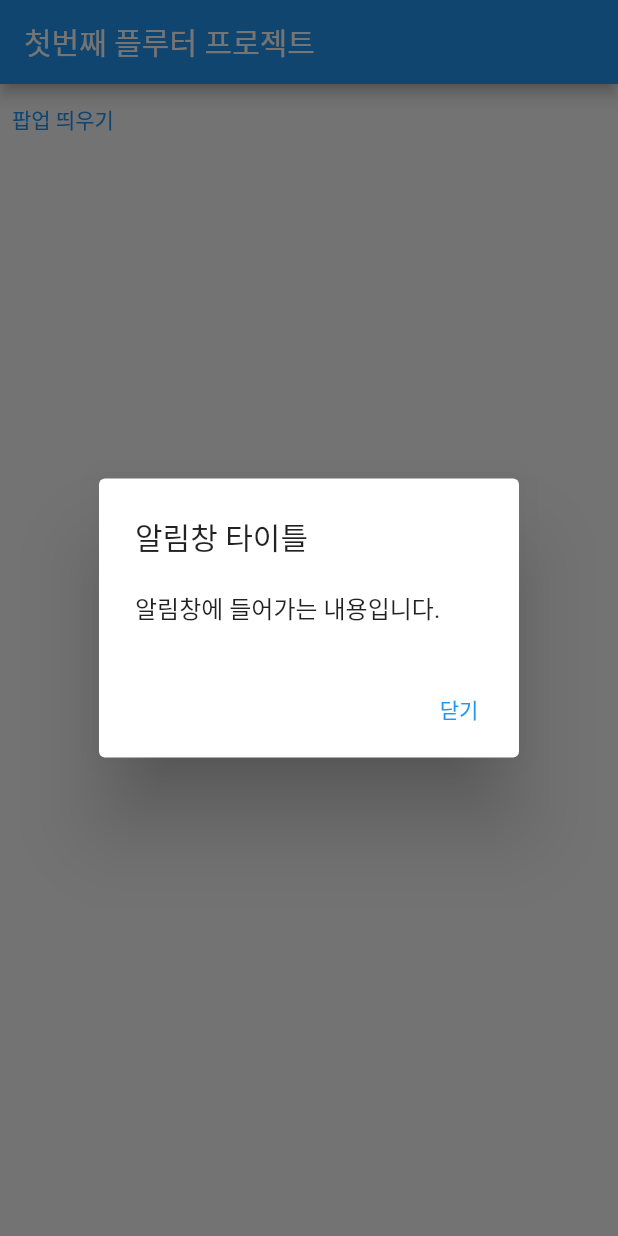
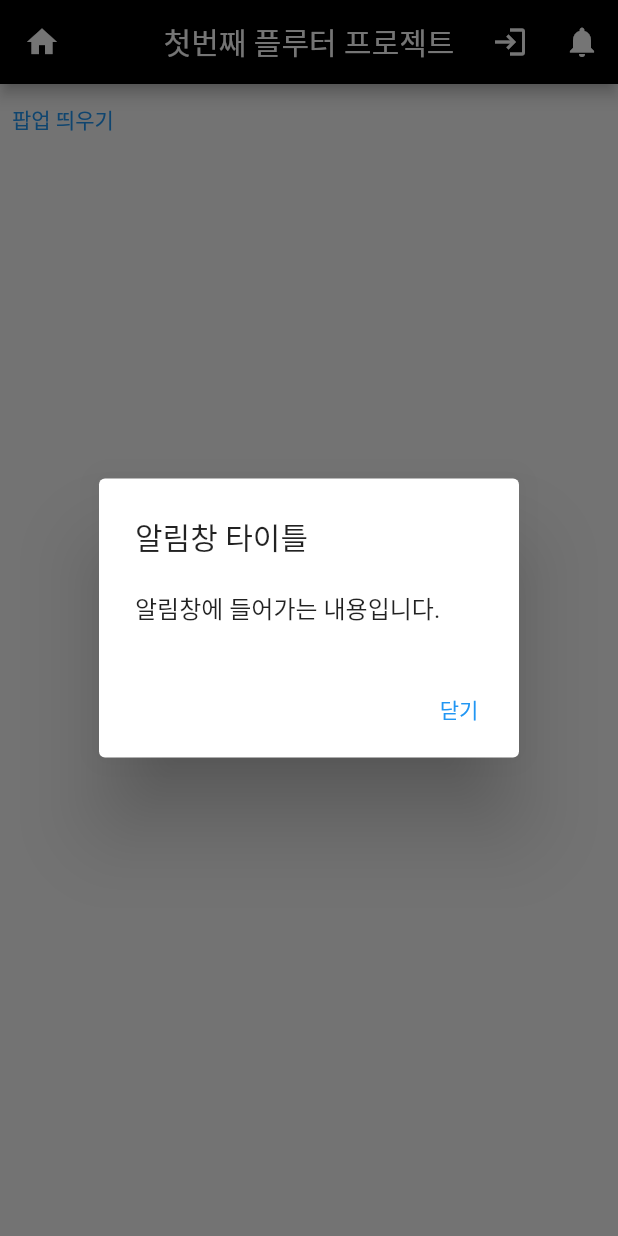
Before and after one commit to doyeooni/project1, a Flutter app: the screen it shows after launch, after a tap on "팝업 띄우기", on a phone screen of 412 x 824 dp. Run offline on Flutter 3.47's test engine with Material 2 defaults, Android fonts, the phone set to English and light mode, and no system bars.

```diff
--- /dev/null
+++ b/lib/globals.dart
@@ -0,0 +1 @@
+var error_code = "에러가 발생했습니다.";
--- a/lib/main.dart
+++ b/lib/main.dart
@@ -1,7 +1,17 @@
 import 'package:flutter/material.dart';
+
+import 'alert.dart';
+import 'login.dart';
 
 void main() {
   runApp(const MyApp());
+}
+
+class RouteArguments {
+  final String title;
+  final String content;
+
+  RouteArguments(this.title, this.content);
 }
 
 class MyApp extends StatelessWidget {
@@ -11,11 +21,15 @@ class MyApp extends StatelessWidget {
   @override
   Widget build(BuildContext context) {
     return MaterialApp(
+      debugShowCheckedModeBanner: false,
       title: 'Flutter Demo',
       theme: ThemeData(
         primarySwatch: Colors.blue,
       ),
       home: const MyHomePage(title: '첫번째 플루터 프로젝트'),
+      routes: {
+        '/alert' : (context) => Alert()
+      },
     );
   }
 }
@@ -38,11 +52,11 @@ class _MyHomePageState extends State<MyHomePage> {
   _openPopup() {
     showDialog(
         context: context,
-      builder : (BuildContext context) {
+        builder: (BuildContext context) {
           return AlertDialog(
             title: Text("알림창 타이틀"),
             content: Text("알림창에 들어가는 내용입니다."),
-          actions : [
+            actions: [
               TextButton(
                 child: Text('닫기'),
                 onPressed: () {
@@ -51,21 +65,44 @@ class _MyHomePageState extends State<MyHomePage> {
               )
             ],
           );
+        });
   }
-    );
-  }
+
   @override
   Widget build(BuildContext context) {
-
     return Scaffold(
         appBar: AppBar(
-        title: Text(widget.title),
+          backgroundColor: Colors.black,
+          centerTitle: true,
+          leading: IconButton(
+            icon: Icon(Icons.home),
+            onPressed: () {
+              print("Home");
+            },
+          ),
+          title: Text("첫번째 플루터 프로젝트"),
+          actions: [
+            IconButton(
+              icon: Icon(Icons.login),
+              onPressed: () async {
+                print("로그인 버튼 클릭");
+                var result = await Navigator.push(context, MaterialPageRoute(builder: (context) => Login(txt: "test message")),);
+                print("로그인 페이지에서 넘어온 값 : " + result.toString());
+                print("로그인 페이지에서 넘어온 값 : ${result.toString()}");
+              },
+            ),
+            IconButton(
+              icon: Icon(Icons.notifications),
+              onPressed: () {
+                print("알림 클릭");
+                Navigator.pushNamed(context, '/alert', arguments: RouteArguments("데이터제목", "데이터 콘텐츠"));
+              },
+            ),
+          ],
         ),
         body: TextButton(
           child: Text('팝업 띄우기'),
           onPressed: _openPopup,
-      )
-
-    );
+        ));
   }
 }
```
Also changed, not shown: lib/alert.dart (added, +33 -0 lines), lib/login.dart (added, +28 -0 lines). Lines whose indentation alone changed are shown as unchanged.
